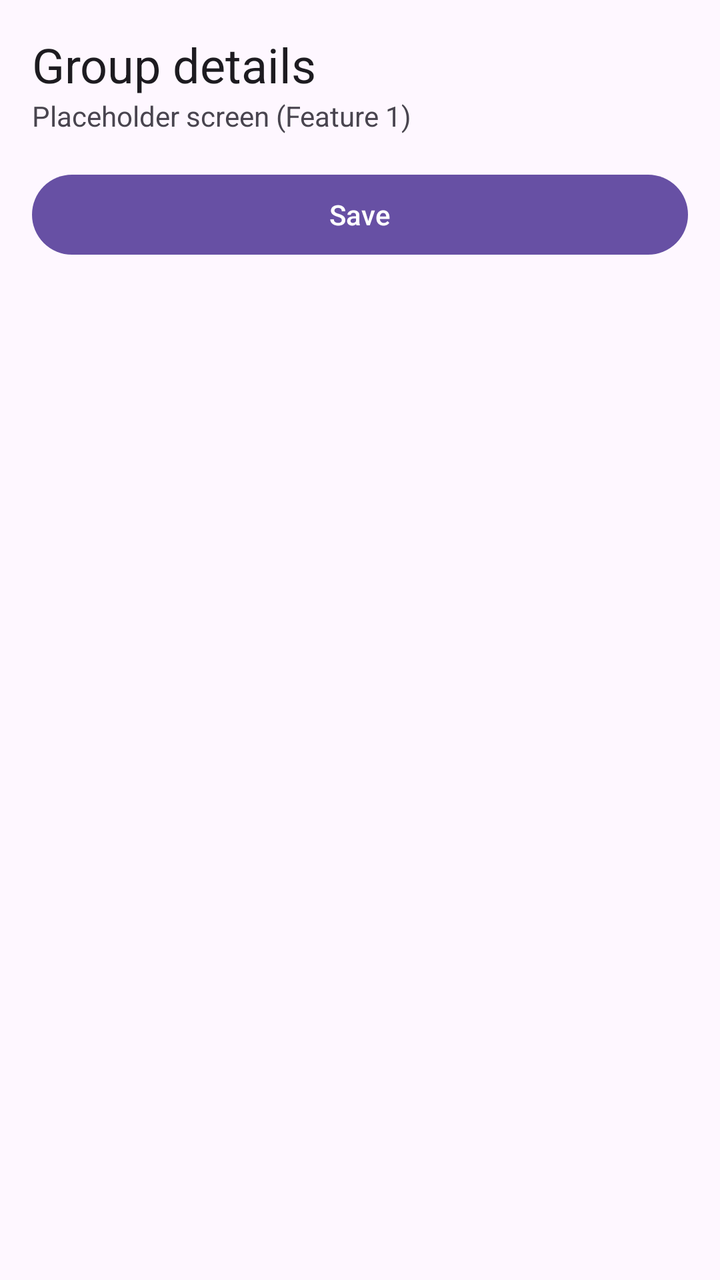
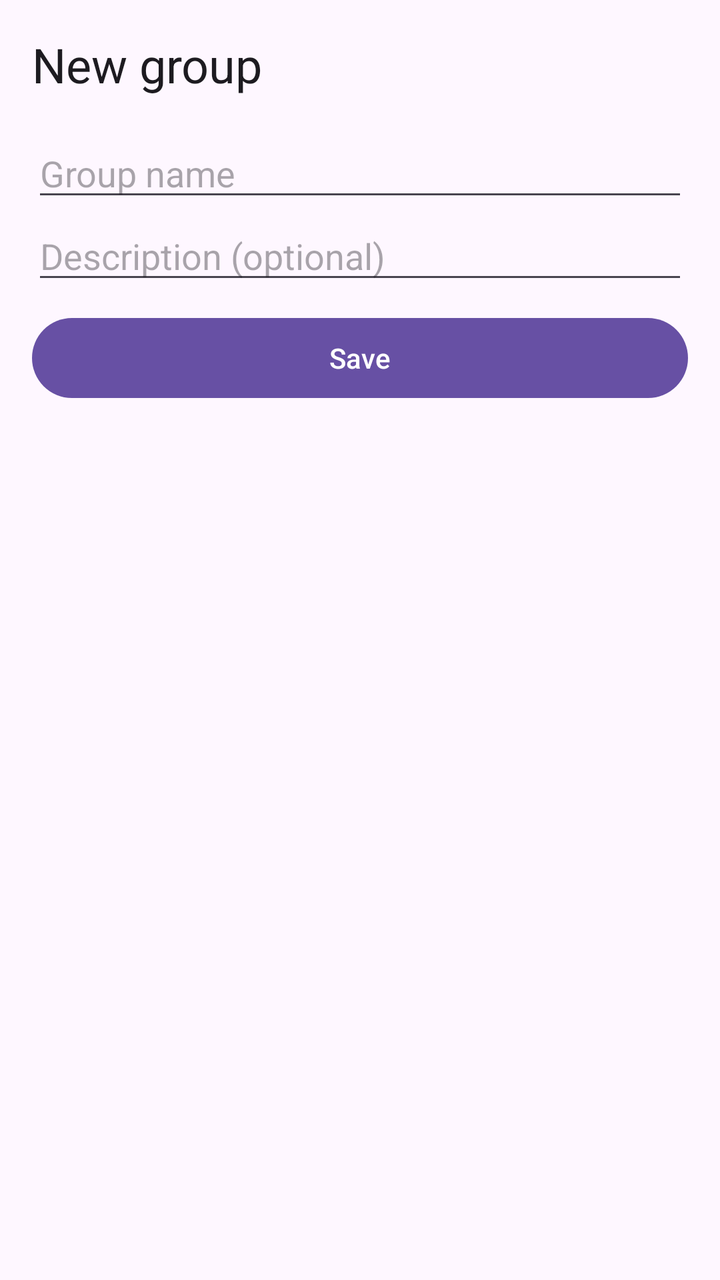

An Android layout rendered at two revisions. The XML below is the earlier revision; the diff shows what the commit changed to produce the second picture.
<!-- AndroidManifest.xml: application theme Theme.SplitSmartGroup19 -->
<!-- res/layout/activity_group_form.xml -->
<?xml version="1.0" encoding="utf-8"?>
<LinearLayout xmlns:android="http://schemas.android.com/apk/res/android"
    android:id="@+id/main"
    android:layout_width="match_parent"
    android:layout_height="match_parent"
    android:orientation="vertical"
    android:padding="16dp">

    <TextView
        android:layout_width="wrap_content"
        android:layout_height="wrap_content"
        android:text="Group details"
        android:textAppearance="?attr/textAppearanceHeadlineSmall" />

    <TextView
        android:layout_width="wrap_content"
        android:layout_height="wrap_content"
        android:layout_marginBottom="16dp"
        android:text="Placeholder screen (Feature 1)" />

    <Button
        android:id="@+id/buttonSave"
        android:layout_width="match_parent"
        android:layout_height="wrap_content"
        android:text="Save" />

</LinearLayout>
<!-- resources referenced by this layout -->
<resources>
  <style name="Theme.SplitSmartGroup19" parent="Base.Theme.SplitSmartGroup19" />
  <style name="Base.Theme.SplitSmartGroup19" parent="Theme.Material3.DayNight.NoActionBar">
          
          
      </style>
</resources>

<!-- the commit's change to res/layout/activity_group_form.xml (unified diff, before → after) -->
@@ -7,21 +7,34 @@
     android:padding="16dp">
 
     <TextView
-        android:layout_width="wrap_content"
-        android:layout_height="wrap_content"
-        android:text="Group details"
-        android:textAppearance="?attr/textAppearanceHeadlineSmall" />
-
-    <TextView
+        android:id="@+id/textFormTitle"
         android:layout_width="wrap_content"
         android:layout_height="wrap_content"
         android:layout_marginBottom="16dp"
-        android:text="Placeholder screen (Feature 1)" />
+        android:text="New group"
+        android:textAppearance="?attr/textAppearanceHeadlineSmall" />
+
+    <EditText
+        android:id="@+id/editGroupName"
+        android:layout_width="match_parent"
+        android:layout_height="wrap_content"
+        android:autofillHints="none"
+        android:hint="Group name"
+        android:inputType="textCapSentences" />
+
+    <EditText
+        android:id="@+id/editGroupDescription"
+        android:layout_width="match_parent"
+        android:layout_height="wrap_content"
+        android:autofillHints="none"
+        android:hint="Description (optional)"
+        android:inputType="textCapSentences|textMultiLine" />
 
     <Button
         android:id="@+id/buttonSave"
         android:layout_width="match_parent"
         android:layout_height="wrap_content"
+        android:layout_marginTop="8dp"
         android:text="Save" />
 
 </LinearLayout>
